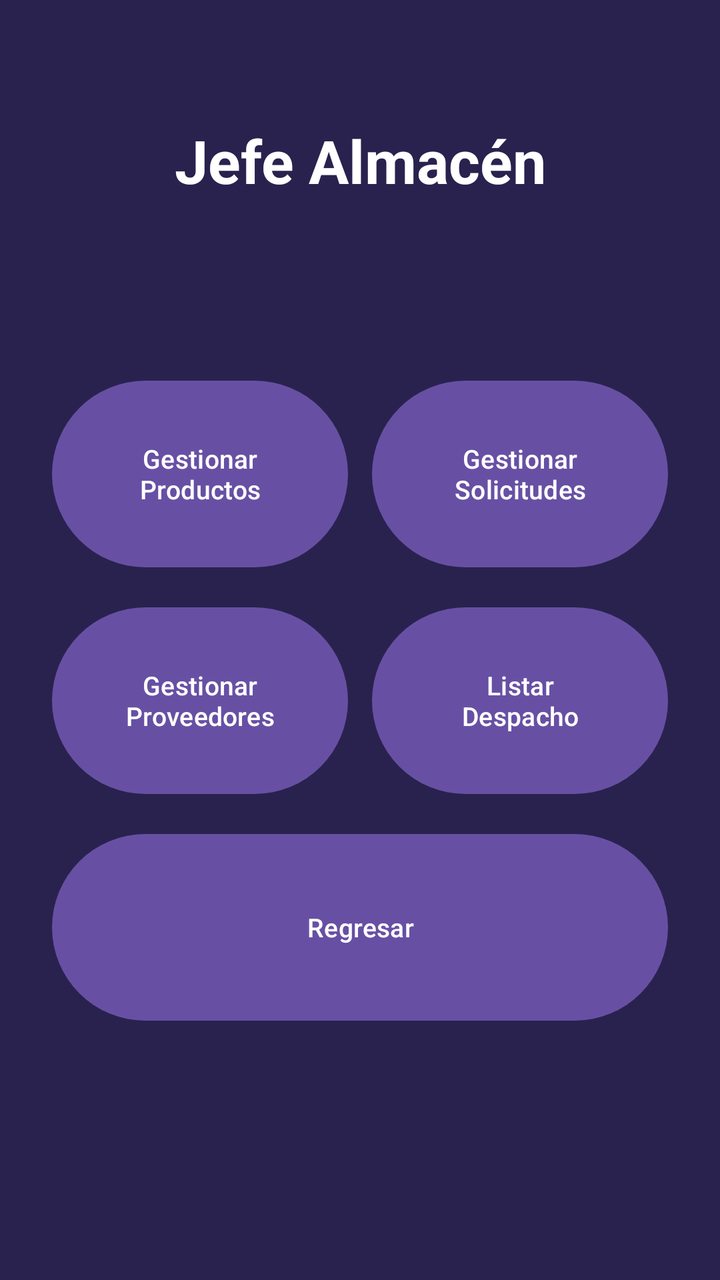
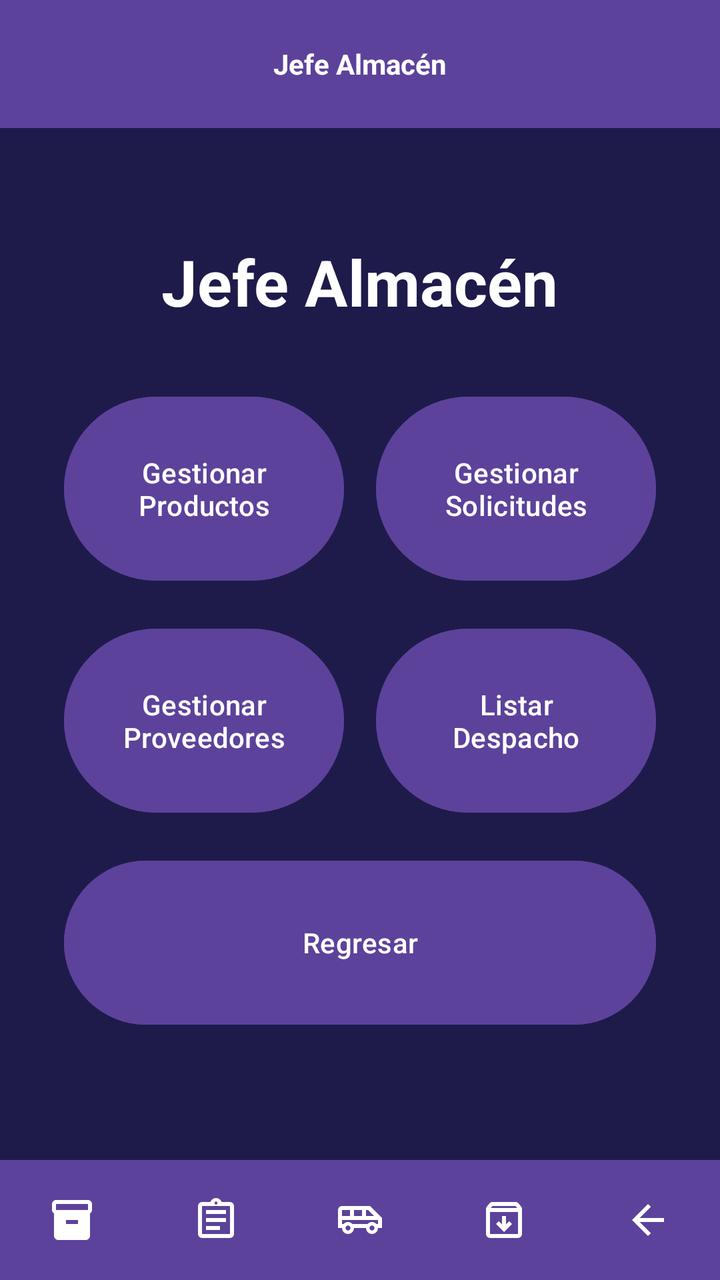

An Android layout rendered at two revisions. The XML below is the earlier revision; the diff shows what the commit changed to produce the second picture.
<!-- AndroidManifest.xml: application theme Theme.AlcamenProyectoFinal -->
<!-- res/layout/activity_frm_jefe_almacen.xml -->
<?xml version="1.0" encoding="utf-8"?>
<androidx.constraintlayout.widget.ConstraintLayout xmlns:android="http://schemas.android.com/apk/res/android"
    xmlns:app="http://schemas.android.com/apk/res-auto"
    xmlns:tools="http://schemas.android.com/tools"
    android:id="@+id/main"
    android:background="#29224E" android:layout_width="match_parent"
    android:layout_height="match_parent"
    tools:context=".Vista.frmJefeAlmacen">

    <TextView
        android:id="@+id/textView7"
        android:layout_width="wrap_content"
        android:layout_height="wrap_content"
        android:text="Jefe Almacén"
        android:textColor="#FFFFFF"
        android:textSize="30sp"
        android:textStyle="bold"
        android:layout_marginTop="60dp"
        app:layout_constraintEnd_toEndOf="parent"
        app:layout_constraintStart_toStartOf="parent"
        app:layout_constraintTop_toTopOf="parent" />

    <GridLayout
        android:layout_width="320dp"
        android:layout_height="340dp"
        android:columnCount="2"
        android:rowCount="3"
        app:layout_constraintBottom_toBottomOf="parent"
        app:layout_constraintEnd_toEndOf="parent"
        app:layout_constraintStart_toStartOf="parent"
        app:layout_constraintTop_toBottomOf="@+id/textView7"
        app:layout_constraintVertical_bias="0.4">

        <Button
            android:id="@+id/button18"
            android:layout_width="0dp"
            android:layout_height="0dp"
            android:layout_rowWeight="1"
            android:layout_columnWeight="1"
            android:layout_margin="6dp"
            android:onClick="btnGestionarProductos"
            android:text="Gestionar\nProductos"
            android:textSize="13sp" />

        <Button
            android:id="@+id/button19"
            android:layout_width="0dp"
            android:layout_height="0dp"
            android:layout_rowWeight="1"
            android:layout_columnWeight="1"
            android:layout_margin="6dp"
            android:onClick="btnGestionarSolicitudes"
            android:text="Gestionar\nSolicitudes"
            android:textSize="13sp" />

        <Button
            android:id="@+id/button52"
            android:layout_width="0dp"
            android:layout_height="0dp"
            android:layout_rowWeight="1"
            android:layout_columnWeight="1"
            android:layout_margin="6dp"
            android:onClick="btnGestionarProveedores"
            android:text="Gestionar\nProveedores"
            android:textSize="13sp" />

        <Button
            android:id="@+id/button73"
            android:layout_width="0dp"
            android:layout_height="0dp"
            android:layout_rowWeight="1"
            android:layout_columnWeight="1"
            android:layout_margin="6dp"
            android:onClick="btnListarDespacho"
            android:text="Listar\nDespacho"
            android:textSize="13sp" />

        <Button
            android:id="@+id/button20"
            android:layout_width="0dp"
            android:layout_height="0dp"
            android:layout_rowWeight="1"
            android:layout_columnSpan="2"
            android:layout_columnWeight="2"
            android:layout_margin="6dp"
            android:onClick="btnRegresar"
            android:text="Regresar"
            android:textSize="13sp" />

    </GridLayout>

</androidx.constraintlayout.widget.ConstraintLayout>
<!-- resources referenced by this layout -->
<resources>
  <!-- unchanged entries left out for length: 2 -->
</resources>

<!-- the commit's change to res/layout/activity_frm_jefe_almacen.xml (unified diff, before → after) -->
@@ -1,92 +1,158 @@
 <?xml version="1.0" encoding="utf-8"?>
-<androidx.constraintlayout.widget.ConstraintLayout xmlns:android="http://schemas.android.com/apk/res/android"
+<RelativeLayout xmlns:android="http://schemas.android.com/apk/res/android"
     xmlns:app="http://schemas.android.com/apk/res-auto"
-    xmlns:tools="http://schemas.android.com/tools"
+    android:layout_width="match_parent"
+    android:layout_height="match_parent"
     android:id="@+id/main"
-    android:background="#29224E" android:layout_width="match_parent"
-    android:layout_height="match_parent"
-    tools:context=".Vista.frmJefeAlmacen">
+    android:background="#1E1B4B">
 
-    <TextView
-        android:id="@+id/textView7"
-        android:layout_width="wrap_content"
-        android:layout_height="wrap_content"
-        android:text="Jefe Almacén"
-        android:textColor="#FFFFFF"
-        android:textSize="30sp"
-        android:textStyle="bold"
-        android:layout_marginTop="60dp"
-        app:layout_constraintEnd_toEndOf="parent"
-        app:layout_constraintStart_toStartOf="parent"
-        app:layout_constraintTop_toTopOf="parent" />
+    
+    <com.google.android.material.appbar.MaterialToolbar
+        android:id="@+id/headerJefeAlmacen"
+        android:layout_width="match_parent"
+        android:layout_height="?attr/actionBarSize"
+        android:layout_alignParentTop="true"
+        android:background="#5C429B"
+        app:title="Jefe Almacén"
+        app:titleCentered="true"
+        app:titleTextAppearance="@style/ToolbarTitleStyle"
+        app:titleTextColor="@android:color/white" />
 
-    <GridLayout
-        android:layout_width="320dp"
-        android:layout_height="340dp"
-        android:columnCount="2"
-        android:rowCount="3"
-        app:layout_constraintBottom_toBottomOf="parent"
-        app:layout_constraintEnd_toEndOf="parent"
-        app:layout_constraintStart_toStartOf="parent"
-        app:layout_constraintTop_toBottomOf="@+id/textView7"
-        app:layout_constraintVertical_bias="0.4">
+    
+    <LinearLayout
+        android:layout_width="match_parent"
+        android:layout_height="match_parent"
+        android:layout_above="@id/footerJefeAlmacen"
+        android:layout_below="@id/headerJefeAlmacen"
+        android:gravity="center"
+        android:orientation="vertical">
 
-        <Button
-            android:id="@+id/button18"
+        <TextView
+            android:layout_width="wrap_content"
+            android:layout_height="wrap_content"
+            android:layout_marginBottom="24dp"
+            android:text="Jefe Almacén"
+            android:textColor="@android:color/white"
+            android:textSize="32sp"
+            android:textStyle="bold" />
+
+        <GridLayout
+            android:layout_width="wrap_content"
+            android:layout_height="wrap_content"
+            android:columnCount="2"
+            android:rowCount="3">
+
+            
+            <Button
+                android:id="@+id/btnGestionarProductos"
+                android:layout_width="140dp"
+                android:layout_height="100dp"
+                android:layout_margin="8dp"
+                android:backgroundTint="#5C429B"
+                android:text="Gestionar\nProductos" />
+
+            <Button
+                android:id="@+id/btnGestionarSolicitudes"
+                android:layout_width="140dp"
+                android:layout_height="100dp"
+                android:layout_margin="8dp"
+                android:backgroundTint="#5C429B"
+                android:text="Gestionar\nSolicitudes" />
+
+            
+            <Button
+                android:id="@+id/btnGestionarProveedores"
+                android:layout_width="140dp"
+                android:layout_height="100dp"
+                android:layout_margin="8dp"
+                android:backgroundTint="#5C429B"
+                android:text="Gestionar\nProveedores" />
+
+            <Button
+                android:id="@+id/btnListarDespacho"
+                android:layout_width="140dp"
+                android:layout_height="100dp"
+                android:layout_margin="8dp"
+                android:backgroundTint="#5C429B"
+                android:text="Listar\nDespacho" />
+
+            
+            <Button
+                android:id="@+id/btnRegresarCentral"
+                android:layout_width="296dp"
+                android:layout_height="90dp"
+                android:layout_row="2"
+                android:layout_column="0"
+                android:layout_columnSpan="2"
+                android:layout_gravity="center_horizontal"
+                android:layout_margin="8dp"
+                android:backgroundTint="#5C429B"
+                android:text="Regresar" />
+
+        </GridLayout>
+
+    </LinearLayout>
+
+    
+    <LinearLayout
+        android:id="@+id/footerJefeAlmacen"
+        android:layout_width="match_parent"
+        android:layout_height="60dp"
+        android:layout_alignParentBottom="true"
+        android:background="#5C429B"
+        android:gravity="center_vertical"
+        android:orientation="horizontal">
+
+        <ImageButton
+            android:id="@+id/btnProductos"
             android:layout_width="0dp"
-            android:layout_height="0dp"
-            android:layout_rowWeight="1"
-            android:layout_columnWeight="1"
-            android:layout_margin="6dp"
-            android:onClick="btnGestionarProductos"
-            android:text="Gestionar\nProductos"
-            android:textSize="13sp" />
+            android:layout_height="match_parent"
+            android:layout_weight="1"
+            android:background="?attr/selectableItemBackgroundBorderless"
+            android:contentDescription="Productos"
+            android:src="@drawable/ic_inventory"
+            app:tint="@android:color/white" />
 
-        <Button
-            android:id="@+id/button19"
+        <ImageButton
+            android:id="@+id/btnSolicitudes"
             android:layout_width="0dp"
-            android:layout_height="0dp"
-            android:layout_rowWeight="1"
-            android:layout_columnWeight="1"
-            android:layout_margin="6dp"
-            android:onClick="btnGestionarSolicitudes"
-            android:text="Gestionar\nSolicitudes"
-            android:textSize="13sp" />
+            android:layout_height="match_parent"
+            android:layout_weight="1"
+            android:background="?attr/selectableItemBackgroundBorderless"
+            android:contentDescription="Solicitudes"
+            android:src="@drawable/ic_assignment"
+            app:tint="@android:color/white" />
 
-        <Button
-            android:id="@+id/button52"
+        <ImageButton
+            android:id="@+id/btnProveedores"
             android:layout_width="0dp"
-            android:layout_height="0dp"
-            android:layout_rowWeight="1"
-            android:layout_columnWeight="1"
-            android:layout_margin="6dp"
-            android:onClick="btnGestionarProveedores"
-            android:text="Gestionar\nProveedores"
-            android:textSize="13sp" />
+            android:layout_height="match_parent"
+            android:layout_weight="1"
+            android:background="?attr/selectableItemBackgroundBorderless"
+            android:contentDescription="Proveedores"
+            android:src="@drawable/ic_local_shipping"
+            app:tint="@android:color/white" />
 
-        <Button
-            android:id="@+id/button73"
+        <ImageButton
+            android:id="@+id/btnDespacho"
             android:layout_width="0dp"
-            android:layout_height="0dp"
-            android:layout_rowWeight="1"
-            android:layout_columnWeight="1"
-            android:layout_margin="6dp"
-            android:onClick="btnListarDespacho"
-            android:text="Listar\nDespacho"
-            android:textSize="13sp" />
+            android:layout_height="match_parent"
+            android:layout_weight="1"
+            android:background="?attr/selectableItemBackgroundBorderless"
+            android:contentDescription="Despacho"
+            android:src="@drawable/ic_list_alt"
+            app:tint="@android:color/white" />
 
-        <Button
-            android:id="@+id/button20"
+        <ImageButton
+            android:id="@+id/btnRegresar"
             android:layout_width="0dp"
-            android:layout_height="0dp"
-            android:layout_rowWeight="1"
-            android:layout_columnSpan="2"
-            android:layout_columnWeight="2"
-            android:layout_margin="6dp"
-            android:onClick="btnRegresar"
-            android:text="Regresar"
-            android:textSize="13sp" />
+            android:layout_height="match_parent"
+            android:layout_weight="1"
+            android:background="?attr/selectableItemBackgroundBorderless"
+            android:contentDescription="Regresar"
+            android:src="@drawable/ic_arrow_back"
+            app:tint="@android:color/white" />
 
-    </GridLayout>
+    </LinearLayout>
 
-</androidx.constraintlayout.widget.ConstraintLayout>
+</RelativeLayout>
<!-- resource entries referenced after the edit -->
@@ -1,5 +1,39 @@
 <!-- resources referenced by this layout -->
 <resources>
+  <!-- drawable ic_arrow_back (drawable) -->
+  <vector xmlns:android="http://schemas.android.com/apk/res/android" android:autoMirrored="true" android:height="24dp" android:tint="#000000" android:viewportHeight="960" android:viewportWidth="960" android:width="24dp">
+        
+      <path android:fillColor="@android:color/white" android:pathData="M313,520L537,744L480,800L160,480L480,160L537,216L313,440L800,440L800,520L313,520Z"/>
+      
+  </vector>
+  <!-- drawable ic_assignment (drawable) -->
+  <vector xmlns:android="http://schemas.android.com/apk/res/android" android:autoMirrored="true" android:height="24dp" android:tint="#000000" android:viewportHeight="960" android:viewportWidth="960" android:width="24dp">
+        
+      <path android:fillColor="@android:color/white" android:pathData="M200,840Q167,840 143.5,816.5Q120,793 120,760L120,200Q120,167 143.5,143.5Q167,120 200,120L368,120Q381,84 411.5,62Q442,40 480,40Q518,40 548.5,62Q579,84 592,120L760,120Q793,120 816.5,143.5Q840,167 840,200L840,760Q840,793 816.5,816.5Q793,840 760,840L200,840ZM200,760L760,760Q760,760 760,760Q760,760 760,760L760,200Q760,200 760,200Q760,200 760,200L200,200Q200,200 200,200Q200,200 200,200L200,760Q200,760 200,760Q200,760 200,760ZM280,680L560,680L560,600L280,600L280,680ZM280,520L680,520L680,440L280,440L280,520ZM280,360L680,360L680,280L280,280L280,360ZM501.5,161.5Q510,153 510,140Q510,127 501.5,118.5Q493,110 480,110Q467,110 458.5,118.5Q450,127 450,140Q450,153 458.5,161.5Q467,170 480,170Q493,170 501.5,161.5ZM200,760Q200,760 200,760Q200,760 200,760L200,200Q200,200 200,200Q200,200 200,200L200,200Q200,200 200,200Q200,200 200,200L200,760Q200,760 200,760Q200,760 200,760Z"/>
+      
+  </vector>
+  <!-- drawable ic_inventory (drawable) -->
+  <vector xmlns:android="http://schemas.android.com/apk/res/android" android:height="24dp" android:tint="#000000" android:viewportHeight="24" android:viewportWidth="24" android:width="24dp">
+        
+      <path android:fillColor="@android:color/white" android:pathData="M20,2L4,2c-1,0 -2,0.9 -2,2v3.01c0,0.72 0.43,1.34 1,1.69L3,20c0,1.1 1.1,2 2,2h14c0.9,0 2,-0.9 2,-2L21,8.7c0.57,-0.35 1,-0.97 1,-1.69L22,4c0,-1.1 -1,-2 -2,-2zM15,14L9,14v-2h6v2zM20,7L4,7L4,4l16,-0.02L20,7z"/>
+      
+  </vector>
+  <!-- drawable ic_list_alt (drawable) -->
+  <vector xmlns:android="http://schemas.android.com/apk/res/android" android:height="24dp" android:tint="#000000" android:viewportHeight="960" android:viewportWidth="960" android:width="24dp">
+        
+      <path android:fillColor="@android:color/white" android:pathData="M480,720L640,560L584,504L520,568L520,400L440,400L440,568L376,504L320,560L480,720ZM200,320L200,760Q200,760 200,760Q200,760 200,760L760,760Q760,760 760,760Q760,760 760,760L760,320L200,320ZM200,840Q167,840 143.5,816.5Q120,793 120,760L120,261Q120,247 124.5,234Q129,221 138,210L188,149Q199,135 215.5,127.5Q232,120 250,120L710,120Q728,120 744.5,127.5Q761,135 772,149L822,210Q831,221 835.5,234Q840,247 840,261L840,760Q840,793 816.5,816.5Q793,840 760,840L200,840ZM216,240L744,240L710,200Q710,200 710,200Q710,200 710,200L250,200Q250,200 250,200Q250,200 250,200L216,240ZM480,540L480,540L480,540Q480,540 480,540Q480,540 480,540L480,540Q480,540 480,540Q480,540 480,540Z"/>
+      
+  </vector>
+  <!-- drawable ic_local_shipping (drawable) -->
+  <vector xmlns:android="http://schemas.android.com/apk/res/android" android:autoMirrored="true" android:height="24dp" android:tint="#000000" android:viewportHeight="960" android:viewportWidth="960" android:width="24dp">
+        
+      <path android:fillColor="@android:color/white" android:pathData="M155,725Q120,690 120,640L40,640L40,280Q40,247 63.5,223.5Q87,200 120,200L680,200L920,440L920,640L840,640Q840,690 805,725Q770,760 720,760Q670,760 635,725Q600,690 600,640L360,640Q360,690 325,725Q290,760 240,760Q190,760 155,725ZM600,400L760,400L640,280L600,280L600,400ZM360,400L520,400L520,280L360,280L360,400ZM120,400L280,400L280,280L120,280L120,400ZM275.5,675.5Q290,661 290,640Q290,619 275.5,604.5Q261,590 240,590Q219,590 204.5,604.5Q190,619 190,640Q190,661 204.5,675.5Q219,690 240,690Q261,690 275.5,675.5ZM755.5,675.5Q770,661 770,640Q770,619 755.5,604.5Q741,590 720,590Q699,590 684.5,604.5Q670,619 670,640Q670,661 684.5,675.5Q699,690 720,690Q741,690 755.5,675.5ZM120,560L152,560Q169,542 191,531Q213,520 240,520Q267,520 289,531Q311,542 328,560L632,560Q649,542 671,531Q693,520 720,520Q747,520 769,531Q791,542 808,560L840,560L840,480L120,480L120,560ZM840,480L840,480L808,480Q791,480 769,480Q747,480 720,480Q693,480 671,480Q649,480 632,480L328,480Q311,480 289,480Q267,480 240,480Q213,480 191,480Q169,480 152,480L120,480L120,480L840,480Z"/>
+      
+  </vector>
+  <style name="ToolbarTitleStyle">
+          <item name="android:textStyle">bold</item>
+          <item name="android:fontFamily">sans-serif</item>
+      </style>
   <!-- unchanged entries left out for length: 2 -->
 </resources>
 
